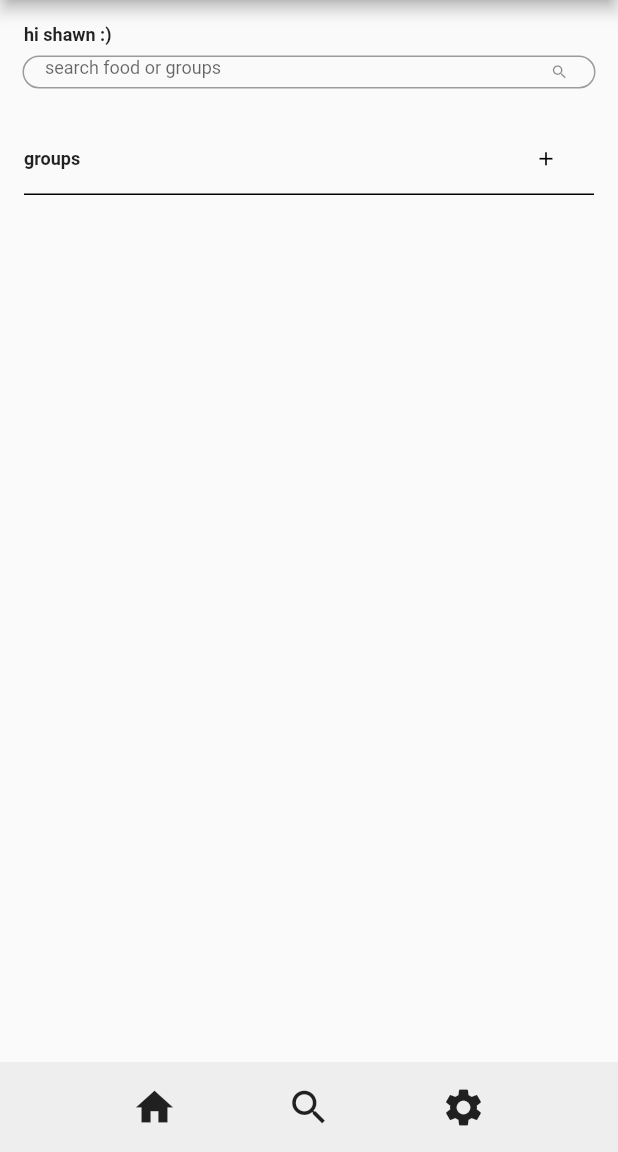
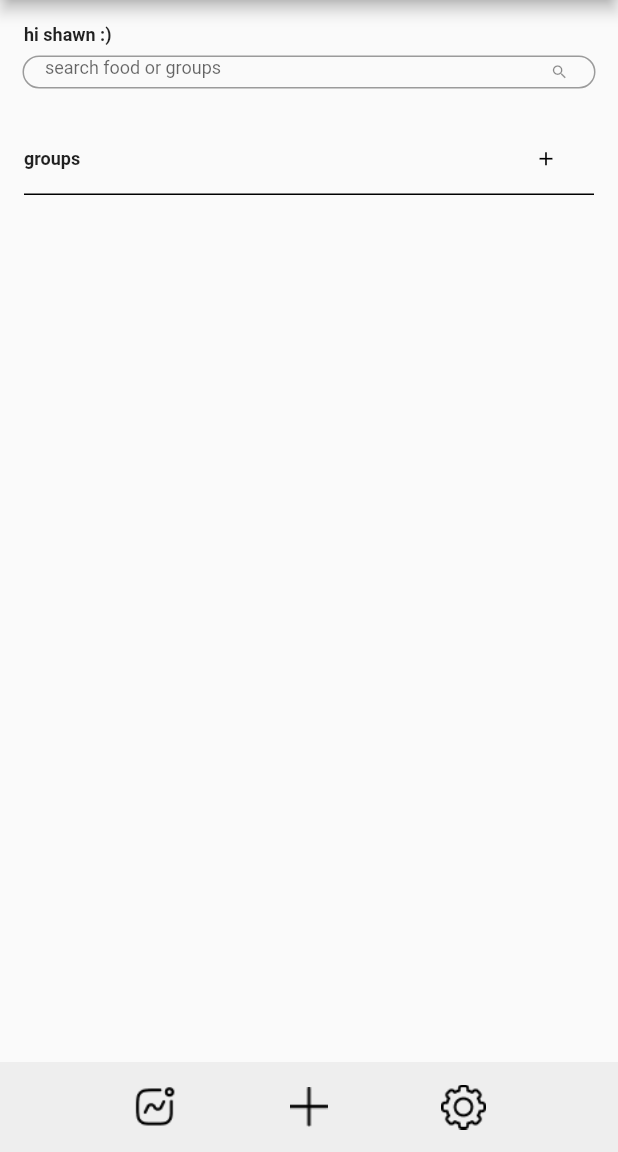
Before and after one commit to vynious/food-logs, a Flutter app: the screen it shows after launch, on a phone screen of 412 x 824 dp, the part 84-1236 px from its top. Run offline on Flutter 3.47's test engine with Material 2 defaults, Android fonts, the light colour scheme and no system bars.

Commit message:
icons for bottom nav

```diff
--- a/lib/bottom-nav.dart
+++ b/lib/bottom-nav.dart
@@ -9,12 +9,12 @@ class BottomWidget extends StatelessWidget {
     return Container(
       padding: const EdgeInsets.all(15.0),
       color: Colors.grey[200],
-      child: const Row(
+      child: Row(
         mainAxisAlignment: MainAxisAlignment.spaceEvenly,
         children: [
-          Icon(Icons.home, size: 30),
-          Icon(Icons.search, size: 30,),
-          Icon(Icons.settings, size: 30,),
+          Image.asset("assets/activity1.png", width: 30, height: 30),
+          Image.asset("assets/plus3.png", width: 30, height: 30),
+          Image.asset("assets/settings1.png", width: 30, height: 30),
         ],
       ),
     );
--- a/lib/main.dart
+++ b/lib/main.dart
@@ -28,7 +28,7 @@ Widget build(BuildContext context) {
       body: Column(
         children: [
           Container(
-            padding: const EdgeInsets.fromLTRB(16.0, 16.0, 16.0, 0), // Adjust the padding as needed
+            padding: const EdgeInsets.fromLTRB(16.0, 16.0, 16.0, 0),
             child: const Align(
               alignment: Alignment.centerLeft,
               child: Text(
@@ -41,7 +41,7 @@ Widget build(BuildContext context) {
               ),
             ),
           ),
-          const SizedBox(height: 2.0), // Adjust the height as needed
+          const SizedBox(height: 2.0),
           SearchBarWidget(
             controller: _controller,
             onSearch: handleSearch,
@@ -50,11 +50,7 @@ Widget build(BuildContext context) {
 
          // ADD
           const SizedBox(height: 2.0),
-          const GroupSectionWidget(
-
-          ),// Adjust the height as needed
-
-
+          const GroupSectionWidget(),
         ],
       ),
       bottomNavigationBar: const BottomWidget(),
```
Also changed, not shown: pubspec.yaml (+5 -3 lines), assets/activity1.png (added), assets/plus3.png (added), assets/settings1.png (added).
